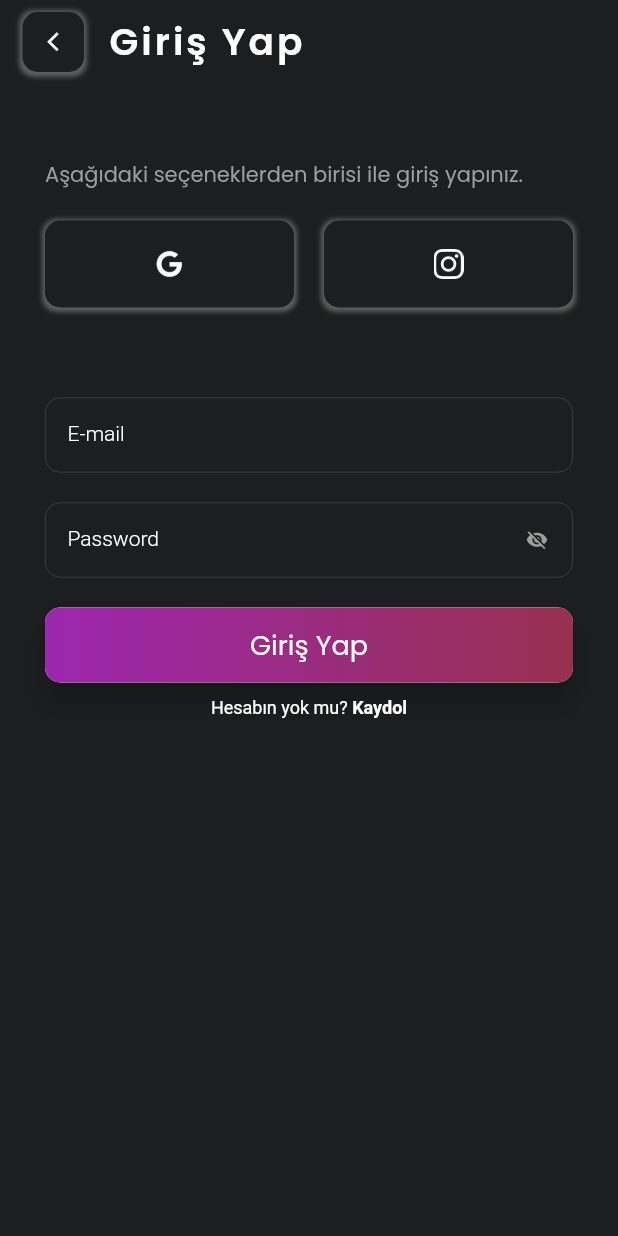
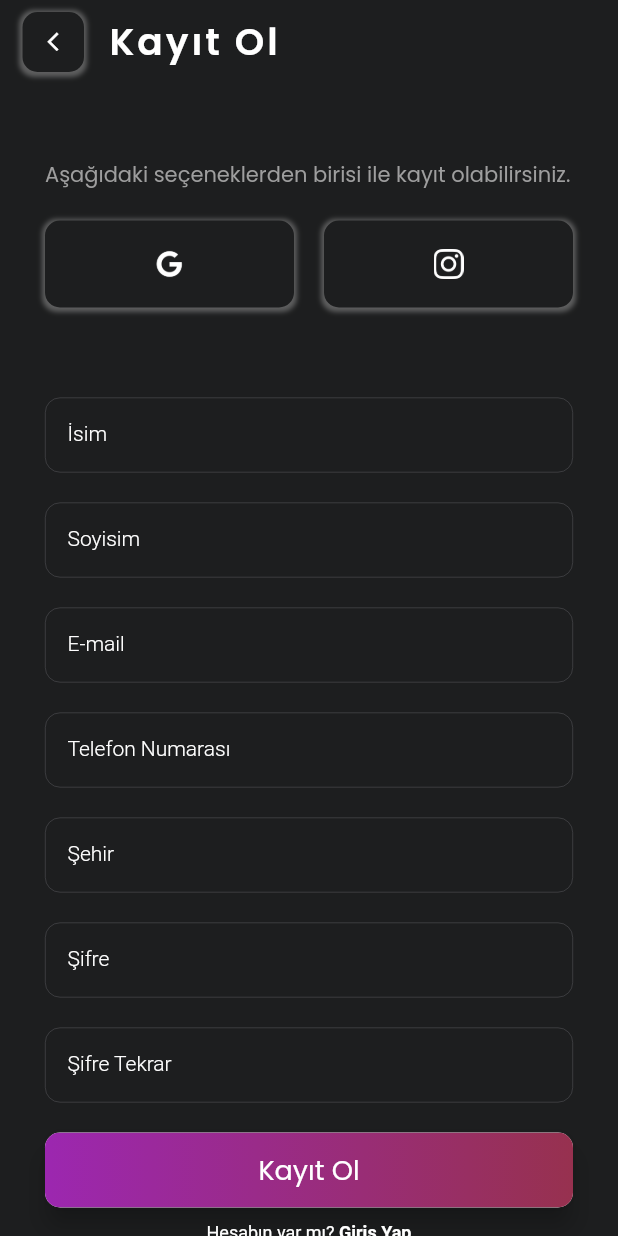
Before and after one commit to mihribansahin/find_buddy_app, a Flutter app: the screen it shows after launch, on a phone screen of 412 x 824 dp. Run offline on Flutter 3.47's test engine with Material 2 defaults, Android fonts, the phone set to English and light mode, and no system bars; our stand-ins replace mask_text_input_formatter; Roboto replaces fonts that are missing (Montserrat).

Commit message:
added register ui

```diff
--- a/lib/feature/login/view/login_view.dart
+++ b/lib/feature/login/view/login_view.dart
@@ -1,9 +1,11 @@
 import 'package:flutter/material.dart';
+import 'package:flutter_buddy_app/feature/login/view_model/login_view_model.dart';
 import 'package:flutter_buddy_app/product/ui_helper/ui_helper.dart';
 import 'package:flutter_buddy_app/product/utils/form_validator.dart';
 import 'package:flutter_buddy_app/product/widget/appbar/login_register_appbar.dart';
 import 'package:flutter_buddy_app/product/widget/button/social_button.dart';
 import 'package:flutter_buddy_app/product/widget/text_field.dart/custom_text_field.dart';
+import 'package:provider/provider.dart';
 import '../../../product/widget/button/custom_button.dart';
 
 class LoginView extends StatefulWidget {
@@ -19,17 +21,20 @@ class _LoginViewState extends State<LoginView> {
   String? _mailAdress = "", _password = "";
 
   bool? _passwordVisible;
+  final LoginViewModel _loginViewModel = LoginViewModel();
 
   @override
   void initState() {
     _passwordVisible = false;
-
     super.initState();
   }
 
   @override
   Widget build(BuildContext context) {
-    return SafeArea(
+    return ChangeNotifierProvider.value(
+      value: _loginViewModel,
+
+      child: SafeArea(
         top: true,
         bottom: true,
         child: Scaffold(
@@ -60,6 +65,7 @@ class _LoginViewState extends State<LoginView> {
               ],
             ),
           )),
+        ),
       ),
     );
   }
@@ -97,7 +103,7 @@ class _LoginViewState extends State<LoginView> {
     return Column(
       children: [
         MyTextFieldWidget(
-          myLabel: "E-mail",
+          myLabel: UiHelper.mail,
           onSubmitted: (val) {},
           controller: emailController,
           textInputType: TextInputType.emailAddress,
@@ -107,7 +113,7 @@ class _LoginViewState extends State<LoginView> {
           title: '',
         ),
         MyTextFieldWidget(
-            myLabel: "Password",
+            myLabel: UiHelper.password,
             obscureText: !_passwordVisible!,
             onSubmitted: (val) {},
             onSaved: (value) => _password = value,
--- a/lib/feature/login/view_model/login_view_model.dart
+++ b/lib/feature/login/view_model/login_view_model.dart
@@ -0,0 +1,21 @@
+import 'package:flutter/material.dart';
+
+class LoginViewModel extends ChangeNotifier {
+  String? _inputText;
+
+  bool isLoading = false;
+
+
+  void _changeLoading() {
+    isLoading = !isLoading;
+    notifyListeners();
+  }
+
+  Future<bool> controlTextValue() async {
+    _changeLoading();
+    await Future.delayed(const Duration(seconds: 1));
+    _changeLoading();
+
+    return _inputText != null;
+  }
+}
--- a/lib/feature/register/view/register_view.dart
+++ b/lib/feature/register/view/register_view.dart
@@ -0,0 +1,224 @@
+import 'package:flutter/material.dart';
+import 'package:flutter_buddy_app/feature/register/view_model/register_view_model.dart';
+import 'package:provider/provider.dart';
+
+import '../../../product/ui_helper/ui_helper.dart';
+import '../../../product/utils/form_validator.dart';
+import '../../../product/widget/appbar/login_register_appbar.dart';
+import '../../../product/widget/button/custom_button.dart';
+import '../../../product/widget/button/social_button.dart';
+import '../../../product/widget/text_field.dart/custom_text_field.dart';
+
+class RegisterView extends StatefulWidget {
+  const RegisterView({Key? key}) : super(key: key);
+
+  @override
+  _RegisterViewState createState() => _RegisterViewState();
+}
+
+class _RegisterViewState extends State<RegisterView> {
+  final RegisterViewModel _registerViewModel = RegisterViewModel();
+
+  TextEditingController nameController = TextEditingController();
+  TextEditingController surnameController = TextEditingController();
+  TextEditingController emailController = TextEditingController();
+  TextEditingController phoneController = TextEditingController();
+  TextEditingController cityController = TextEditingController();
+  TextEditingController passwordController = TextEditingController();
+
+  TextEditingController passwordAgainController = TextEditingController();
+
+  @override
+  void initState() {
+    // TODO: implement initState
+    super.initState();
+  }
+
+  @override
+  Widget build(BuildContext context) {
+    return ChangeNotifierProvider.value(
+      value: _registerViewModel,
+      child: SafeArea(
+        top: true,
+        bottom: true,
+        child: Scaffold(
+          appBar: LoginRegisterAppBar(appBarTitle: UiHelper.signUp),
+          body: SingleChildScrollView(
+              child: Padding(
+            padding: const EdgeInsets.all(30),
+            child: Column(
+              crossAxisAlignment: CrossAxisAlignment.start,
+              children: [
+                const SizedBox(
+                  height: 20,
+                ),
+                const Text(
+                  UiHelper.registerSubtitle,
+                  style: TextStyle(
+                    color: Colors.grey,
+                  ),
+                  textAlign: TextAlign.left,
+                ),
+                socialRegisterButtons(),
+                const SizedBox(
+                  height: 40,
+                ),
+                registerTextFields(),
+                registerButton(),
+                loginTextButton(context)
+              ],
+            ),
+          )),
+        ),
+      ),
+    );
+  }
+
+  Row socialRegisterButtons() {
+    return Row(
+      children: [
+        Expanded(
+          child: SocialButton(
+            onPressed: () {},
+            buttonIcon: Image.asset(
+              'assets/images/ic_google.png',
+              color: Colors.white,
+              height: 20,
+            ),
+          ),
+        ),
+        const SizedBox(
+          width: 20,
+        ),
+        Expanded(
+            child: SocialButton(
+          onPressed: () {},
+          buttonIcon: Image.asset(
+            'assets/images/ic_instagram.png',
+            color: Colors.white,
+            height: 20,
+          ),
+        )),
+      ],
+    );
+  }
+
+  Column registerTextFields() {
+    return Column(
+      children: [
+        MyTextFieldWidget(
+          myLabel: UiHelper.name,
+          onSubmitted: (val) {},
+          controller: nameController,
+          textInputType: TextInputType.name,
+          hintText: "",
+          obscureText: false,
+          requiredText: "",
+          title: '',
+        ),
+        MyTextFieldWidget(
+          myLabel: UiHelper.surname,
+          onSubmitted: (val) {},
+          controller: surnameController,
+          textInputType: TextInputType.text,
+          requiredText: "",
+          obscureText: false,
+        ),
+        MyTextFieldWidget(
+          myLabel: UiHelper.mail,
+          onSubmitted: (val) {},
+          controller: emailController,
+          textInputType: TextInputType.emailAddress,
+          hintText: "example@email.com",
+          obscureText: false,
+          requiredText: UiHelper.emailRequiredText,
+          title: '',
+        ),
+        MyTextFieldWidget(
+          myLabel: UiHelper.phoneNumber,
+          onSubmitted: (val) {},
+          controller: phoneController,
+          inputFormatters: [maskFormatter],
+          hintText: "+xx (xxx) xxx xx xx",
+          obscureText: false,
+          textInputType: TextInputType.phone,
+          validator: (val) {
+            return validatePhoneNumber(phoneController.text);
+          },
+        ),
+        MyTextFieldWidget(
+          myLabel: UiHelper.city,
+          obscureText: true,
+          onSubmitted: (val) {},
+          controller: cityController,
+          validator: (val) {
+            return validatePassword(passwordController.text);
+          },
+        ),
+        MyTextFieldWidget(
+          myLabel: UiHelper.password,
+          obscureText: true,
+          onSubmitted: (val) {},
+          controller: passwordController,
+          textInputType: TextInputType.visiblePassword,
+          validator: (val) {
+            return validatePassword(passwordController.text);
+          },
+        ),
+        MyTextFieldWidget(
+            myLabel: UiHelper.passwordAgain,
+            obscureText: true,
+            onSubmitted: (val) {},
+            controller: passwordAgainController,
+            textInputType: TextInputType.visiblePassword,
+            validator: (val) {
+              return validatePasswordAgain(
+                  passwordController.text, passwordAgainController.text);
+            }),
+      ],
+    );
+  }
+
+  Widget loginTextButton(BuildContext context) {
+    return InkWell(
+      onTap: (() {
+        print("register");
+        /* Navigator.push(
+          context,
+          PageRouteBuilder(
+            pageBuilder: (context, animation1, animation2) => RegisterPage(),
+            transitionDuration: Duration.zero,
+            reverseTransitionDuration: Duration.zero,
+          ),
+        );*/
+      }),
+      child: Container(
+        alignment: Alignment.bottomCenter,
+        padding: EdgeInsets.all(10),
+        child: RichText(
+          text: const TextSpan(
+            text: 'Hesabın var mı?',
+            style: TextStyle(color: Colors.white, fontSize: 12),
+            children: <TextSpan>[
+              TextSpan(
+                  text: ' Giriş Yap',
+                  style: TextStyle(
+                      fontWeight: FontWeight.bold, color: Colors.white)),
+            ],
+          ),
+        ),
+      ),
+    );
+  }
+
+  Center registerButton() {
+    return Center(
+        child: MyButton(
+      buttonText: UiHelper.signUp,
+      onTapFunc: () {
+        //   Future.delayed()
+        print("register ");
+      },
+    ));
+  }
+}
--- a/lib/feature/register/view_model/register_view_model.dart
+++ b/lib/feature/register/view_model/register_view_model.dart
@@ -0,0 +1,6 @@
+import 'package:flutter/cupertino.dart';
+
+class RegisterViewModel extends ChangeNotifier{
+
+
+}
--- a/lib/main.dart
+++ b/lib/main.dart
@@ -1,5 +1,6 @@
 import 'package:flutter/material.dart';
 import 'package:flutter_buddy_app/feature/login/view/login_view.dart';
+import 'package:flutter_buddy_app/feature/register/view/register_view.dart';
 
 void main() {
   runApp(const MyApp());
@@ -22,7 +23,7 @@ class MyApp extends StatelessWidget {
           scaffoldBackgroundColor: Color.fromARGB(255, 29, 30, 31),
           primarySwatch: Colors.purple,
           fontFamily: 'Poppins'),
-      home: const LoginView(),
+      home: const RegisterView(),
     );
   }
 }
--- a/lib/product/ui_helper/ui_helper.dart
+++ b/lib/product/ui_helper/ui_helper.dart
@@ -4,5 +4,15 @@ class UiHelper {
   static const String loginSubtitle =
       "Aşağıdaki seçeneklerden birisi ile giriş yapınız.";
 
+  static const String registerSubtitle =
+      "Aşağıdaki seçeneklerden birisi ile kayıt olabilirsiniz.";
   static const String emailRequiredText = "E-mail alanı boş bırakılamaz";
+  static const String name = "İsim";
+  static const String surname = "Soyisim";
+  static const String mail = "E-mail";
+  static const String phoneNumber = "Telefon Numarası";
+  static const String city = "Şehir";
+
+  static const String password = "Şifre";
+  static const String passwordAgain = "Şifre Tekrar";
 }
--- a/lib/product/widget/button/social_button.dart
+++ b/lib/product/widget/button/social_button.dart
@@ -26,6 +26,7 @@ class SocialButton extends StatelessWidget {
         ],
       ),
       child: IconButton(
+        splashColor: Colors.transparent,
         onPressed: () => onPressed,
         color: Colors.orange,
         padding: EdgeInsets.all(10.0),
--- a/pubspec.yaml
+++ b/pubspec.yaml
@@ -29,6 +29,7 @@ environment:
 dependencies:
   flutter:
     sdk: flutter
+  provider: ^6.0.2
   mask_text_input_formatter: ^2.3.0
 
 
```
Also changed, not shown: pubspec.lock. Lines whose indentation alone changed are shown as unchanged.
